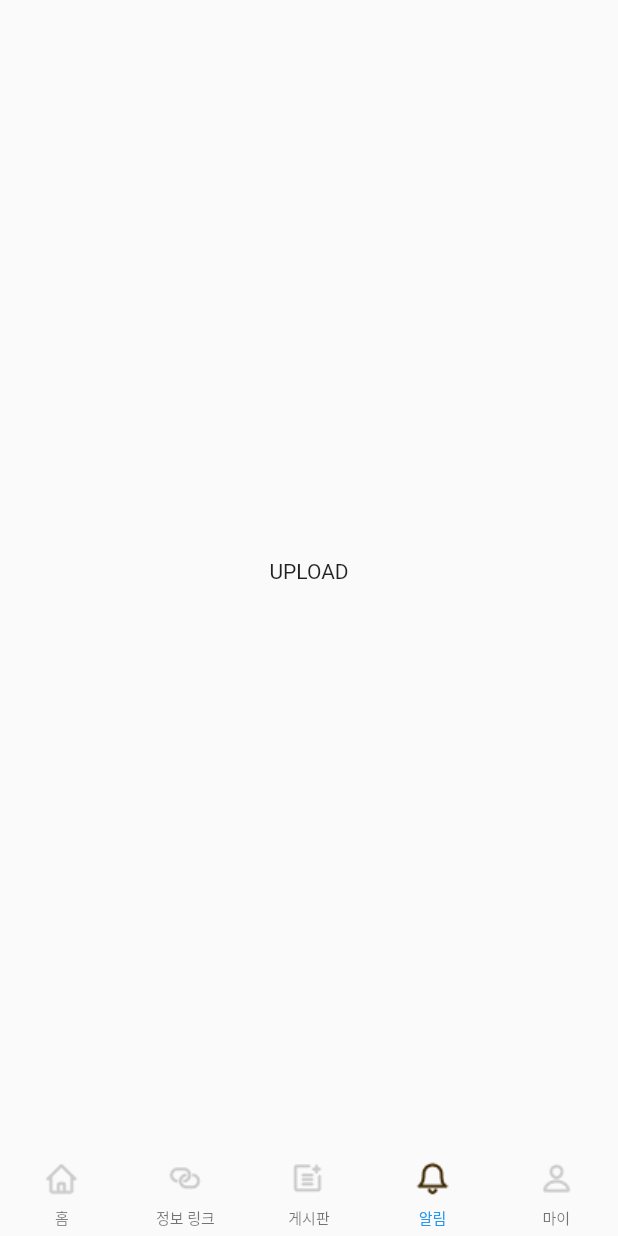
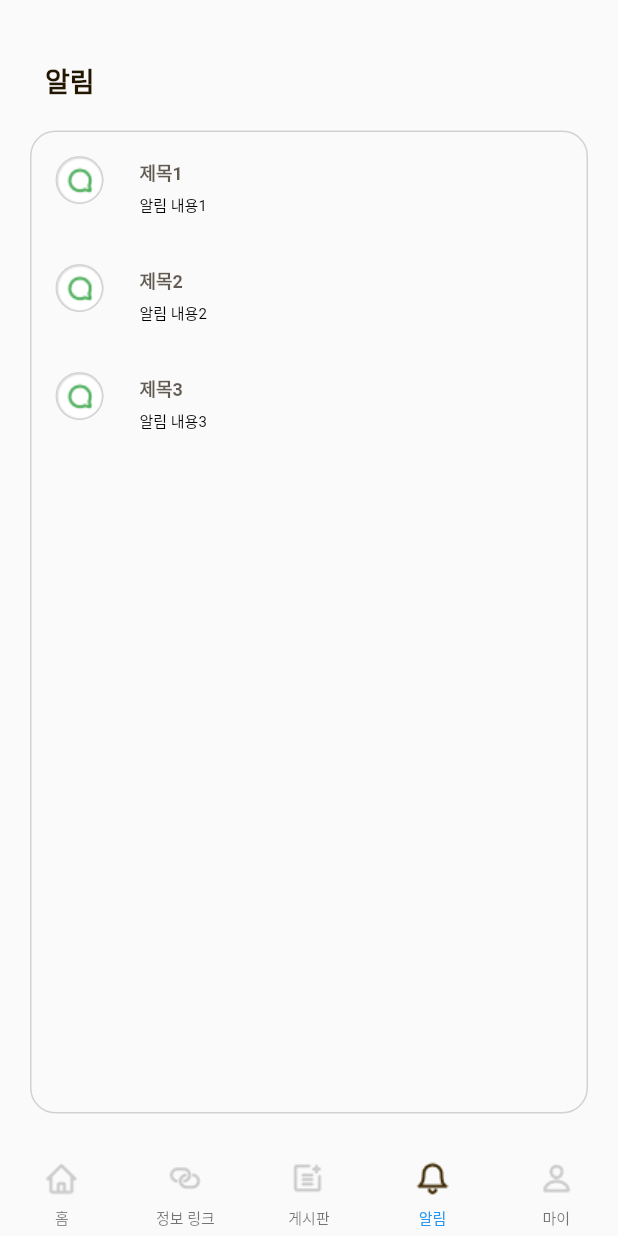
Before and after one commit to dlaywls/kideukkideuk_project, a Flutter app: the screen it shows after launch, item 4 of the bottom bar chosen, on a phone screen of 412 x 824 dp. Run offline on Flutter 3.47's test engine with Material 2 defaults, Android fonts, the phone set to English and light mode, and no system bars; our stand-ins replace cached_network_image, get; network calls fail.

Commit message:
feat: 알림 페이지 추가

```diff
--- a/lib/src/app.dart
+++ b/lib/src/app.dart
@@ -2,7 +2,8 @@ import 'package:flutter/material.dart';
 import 'package:get/get_state_manager/get_state_manager.dart';
 import 'package:kideukkideuk_project/src/controller/bottom_nav_controller.dart';
 import 'package:kideukkideuk_project/src/components/image_data.dart';
-import 'package:kideukkideuk_project/src/pages/board.dart';
+import 'package:kideukkideuk_project/src/pages/alarm.dart';
+import 'package:kideukkideuk_project/src/pages/board/board.dart';
 import 'package:kideukkideuk_project/src/pages/home.dart';
 
 class App extends GetView<BottomNavController> {
@@ -23,15 +24,16 @@ class App extends GetView<BottomNavController> {
                 child: const Center(child: Text('SEARCH')),
               ),
               const Board(),
+              Alarm(),
               Container(
                 child: const Center(child: Text('UPLOAD')),
               ),
-              Container(
+              /*Container(
                 child: const Center(child: Text('ACTIVITY')),
               ),
               Container(
                 child: const Center(child: Text('MYPAGE')),
-              ),
+              ),*/
             ],
           ),
           bottomNavigationBar: BottomNavigationBar(
--- a/lib/src/components/image_data.dart
+++ b/lib/src/components/image_data.dart
@@ -30,6 +30,12 @@ class IconsPath {
   static String get mypageOff => 'assets/images/bottom_nav_mypage_off_icon.png';
   static String get write => 'assets/images/icon_write.png';
   static String get logo => 'assets/images/home_logo.png';
+  static String get numberOfLike => 'assets/images/icon_number_of_like.png';
+  static String get numberOfComments =>
+      'assets/images/icon_number_of_comments.png';
+  static String get commentNotification =>
+      'assets/images/icon_commnet_notification.png'; //여기까지 키득키득 이미지 파일
+
   static String get directMessage => 'assets/images/direct_msg_icon.jpg';
   static String get plusIcon => 'assets/images/plus_icon.png';
   static String get postMoreIcon => 'assets/images/more_icon.jpg';
@@ -74,6 +80,5 @@ class IconsPath {
       'assets/images/mypage_bottom_sheet_setting_06.jpg';
   static String get mypageBottomSheetSetting07 =>
       'assets/images/mypage_bottom_sheet_setting_07.jpg';
-  static String get homeSearch =>
-      'assets/images/home_button_search.png';
+  static String get homeSearch => 'assets/images/home_button_search.png';
 }
--- /dev/null
+++ b/lib/src/pages/alarm.dart
@@ -0,0 +1,98 @@
+import 'package:flutter/material.dart';
+import 'package:get/get.dart';
+import 'package:kideukkideuk_project/src/pages/board/boardSecondPage.dart';
+import 'package:kideukkideuk_project/src/pages/board/writePage.dart';
+
+class Alarm extends StatelessWidget {
+  Alarm({Key? key}) : super(key: key);
+
+  // 가상의 데이터 리스트 (제목, 글)
+  final List<Map<String, String>> dataList = [
+    {'title': '제목1', 'content': '알림 내용1'},
+    {'title': '제목2', 'content': '알림 내용2'},
+    {'title': '제목3', 'content': '알림 내용3'},
+    // 필요에 따라 더 많은 데이터 추가 가능
+  ];
+
+  @override
+  Widget build(BuildContext context) {
+    return Scaffold(
+      appBar: null,
+      body: Column(
+        crossAxisAlignment: CrossAxisAlignment.start,
+        children: [
+          const Text(
+            '알림',
+            style: TextStyle(
+              fontSize: 18,
+              fontWeight: FontWeight.bold,
+              color: Color(0xFF241701),
+            ),
+          ).paddingOnly(top: 40, left: 30),
+          Expanded(
+            child: Container(
+              decoration: BoxDecoration(
+                border: Border.all(color: Color(0xFFD2D2D2)), // 테두리 속성
+                borderRadius: BorderRadius.circular(17), // 테두리의 모서리를 둥글게
+              ),
+              margin: const EdgeInsets.all(20), // 테두리 주변의 간격
+              child: ListView.builder(
+                itemCount: dataList.length,
+                itemBuilder: (context, index) {
+                  return Column(
+                    children: [
+                      ListTile(
+                        leading: CircleAvatar(
+                          radius: 16,
+                          backgroundImage: AssetImage(
+                              'assets/images/icon_commnet_notification.png'),
+                          backgroundColor: Colors.white,
+                          foregroundColor: Colors.black, // 테두리 색상
+                          child: Container(
+                            decoration: BoxDecoration(
+                              shape: BoxShape.circle,
+                              border: Border.all(
+                                color: Color(0xFFD4D4D4), // 테두리 색상
+                                width: 1.0, // 테두리 두께
+                              ),
+                            ),
+                          ),
+                        ),
+                        title: Text(
+                          dataList[index]['title'] ?? '',
+                          style: TextStyle(
+                            fontSize: 12.0,
+                            fontWeight: FontWeight.bold,
+                            color: Color(0xFFbac170F01),
+                          ),
+                        ),
+                        subtitle: Text(
+                          dataList[index]['content'] ?? '',
+                          style: TextStyle(
+                            fontSize: 10.0,
+                            color: Colors.black,
+                          ),
+                        ),
+
+                        // 각 항목을 눌렀을 때 해당 항목의 세부 페이지로 이동
+                        onTap: () {
+                          Navigator.push(
+                            context,
+                            MaterialPageRoute(
+                              builder: (context) => WritePage(dataList[index]),
+                            ),
+                          );
+                        },
+                      ),
+                      // 구분선 추가
+                    ],
+                  );
+                },
+              ),
+            ),
+          ),
+        ],
+      ),
+    );
+  }
+}
--- a/lib/src/pages/board.dart
+++ b/lib/src/pages/board/board.dart
@@ -1,6 +1,6 @@
 import 'package:flutter/material.dart';
 import 'package:get/get.dart';
-import 'package:kideukkideuk_project/src/pages/boardSecondPage.dart';
+import 'package:kideukkideuk_project/src/pages/board/boardSecondPage.dart';
 
 class Board extends StatelessWidget {
   const Board({Key? key}) : super(key: key);
```
Also changed, not shown: lib/src/pages/board/boardSecondPage.dart (added, +168 -0 lines), lib/src/pages/board/writePage.dart (renamed from lib/src/pages/writePage.dart, +3 -4 lines), lib/src/pages/boardSecondPage.dart (deleted, +0 -54 lines), assets/images/icon_commnet_notification.png (added), assets/images/icon_notice_notification.png (added), assets/images/icon_number_of_comments.png (added), assets/images/icon_number_of_like.png (added), assets/images/logo.jpg (deleted), lib/src/pages/board/postDetailPage.dart (added).
